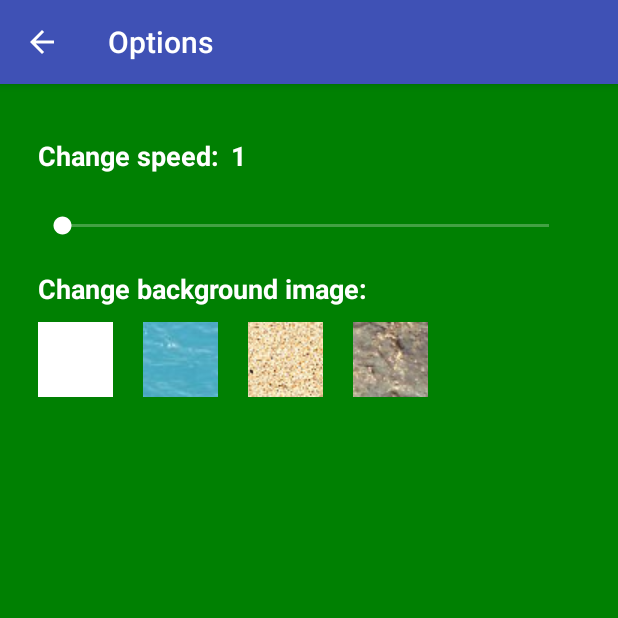
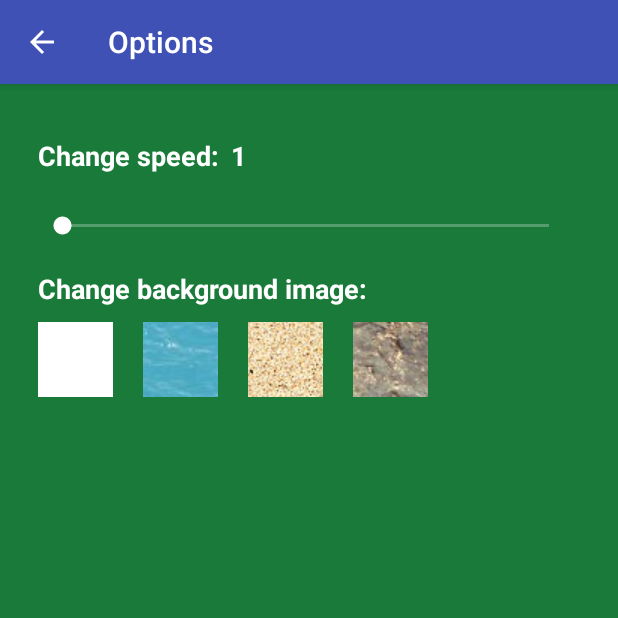
Before and after one commit to BJas/SnakeAndroid, an Android app: the OptionActivity screen opened directly, with no data from a screen before it, on a phone screen of 412 x 824 dp, the top half of it. Run offline under Robolectric (Android 15) with nearby library versions, the phone set to English and light mode, and no system bars; 3 statements that could not run were skipped.

Commit message:
app/start: modified with background

```diff
--- a/app/src/main/AndroidManifest.xml
+++ b/app/src/main/AndroidManifest.xml
@@ -11,7 +11,7 @@
         android:theme="@style/AppTheme">
         <meta-data
             android:name="DATABASE"
-            android:value="sugar_snake1.db" />
+            android:value="sugar_snake2.db" />
         <meta-data
             android:name="VERSION"
             android:value="8" />
--- a/app/src/main/res/layout/activity_main2.xml
+++ b/app/src/main/res/layout/activity_main2.xml
@@ -4,7 +4,7 @@
     xmlns:tools="http://schemas.android.com/tools"
     android:layout_width="match_parent"
     android:layout_height="match_parent"
-    android:background="@drawable/wall"
+    android:background="@drawable/snake"
     tools:context="com.example.apple.snake.Main2Activity">
 
     <Button
--- a/app/src/main/res/layout/activity_option.xml
+++ b/app/src/main/res/layout/activity_option.xml
@@ -6,7 +6,7 @@
     android:layout_height="match_parent"
     android:orientation="vertical"
     tools:context="com.example.apple.snake.OptionActivity"
-    android:background="#008002">
+    android:background="#197A39">
 
     <LinearLayout
         android:layout_width="match_parent"
--- a/app/src/main/res/layout/activity_result.xml
+++ b/app/src/main/res/layout/activity_result.xml
@@ -5,6 +5,7 @@
     android:layout_width="match_parent"
     android:layout_height="match_parent"
     android:orientation="vertical"
+    android:background="#fff"
     tools:context="com.example.apple.snake.ResultActivity">
     <LinearLayout
         android:layout_width="match_parent"
```
Also changed, not shown: app/src/main/res/drawable/snake.png (added).
